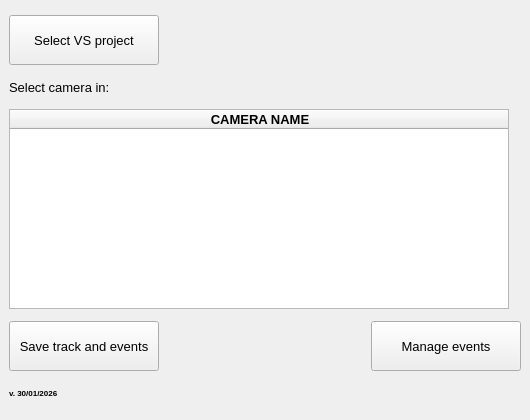
Before: the Qt Designer form project/_ui/_UI_control.ui in AlexKayurin/ISPRA_EVENT_MANAGER, drawn with Qt 5.
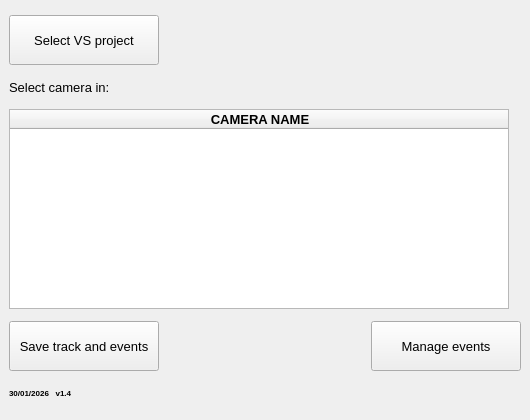
After: the same form once the commit is applied.

The edit to the form file:
```diff
--- a/project/_ui/_UI_control.ui
+++ b/project/_ui/_UI_control.ui
@@ -198,7 +198,7 @@
        </font>
       </property>
       <property name="text">
-       <string>v. 30/01/2026</string>
+       <string>30/01/2026   v1.4</string>
       </property>
      </widget>
     </item>
```
